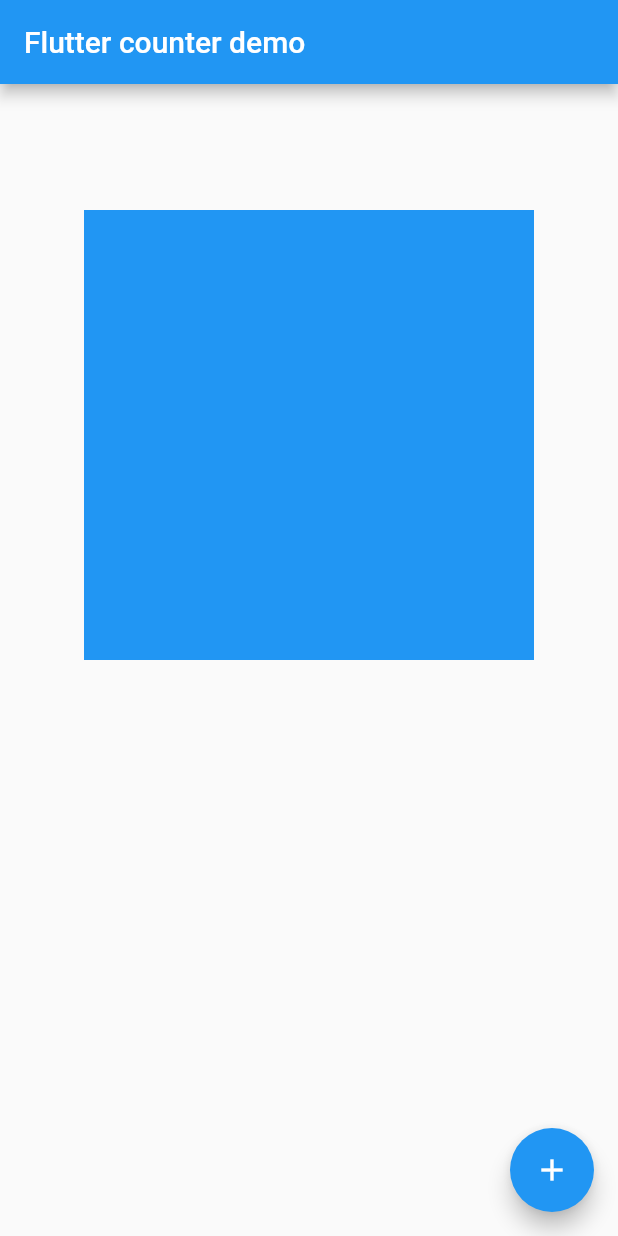
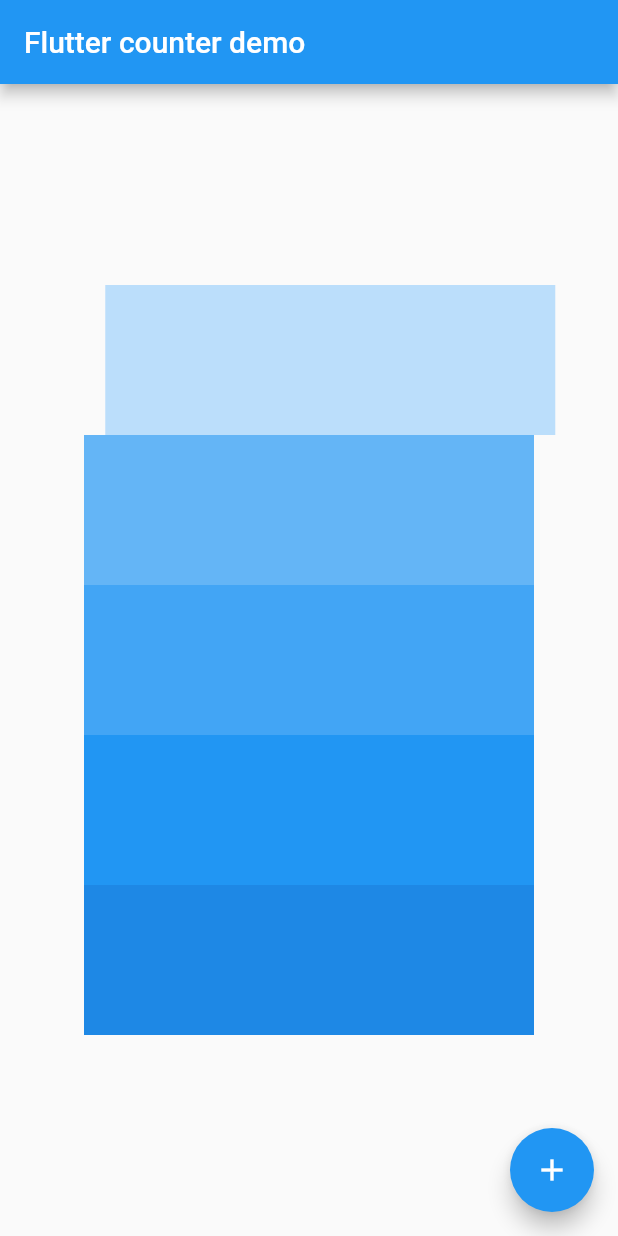
Before and after one commit to cleong98/flutter_animation, a Flutter app: the screen it shows after launch, on a phone screen of 412 x 824 dp. Run offline on Flutter 3.47's test engine with Material 2 defaults, Android fonts, the phone set to English and light mode, and no system bars.

```diff
--- a/lib/main.dart
+++ b/lib/main.dart
@@ -34,7 +34,7 @@ class _MyHomePageState extends State<MyHomePage>
   @override
   void initState() {
     _controller = AnimationController(
-      duration: const Duration(seconds: 3),
+      duration: const Duration(seconds: 4),
       vsync: this,
     )..repeat(reverse: true);
     super.initState();
@@ -57,20 +57,17 @@ class _MyHomePageState extends State<MyHomePage>
         title: Text(widget.title),
       ),
       body: Center(
-        child: SlideTransition(
-            position: Tween(begin: const Offset(0,-0.5), end: const Offset(0, 1))
-                .chain(CurveTween(curve: const Interval(0.8, 1.0)))
-                .animate(_controller),
-          // position: Tween(begin: const Offset(0,-0.5), end: const Offset(0, 1))
-          //     .chain(CurveTween(curve: Curves.elasticInOut))
-          //     .animate(_controller),
-         // scale: _controller.drive(Tween(begin: 0.5, end: 2)),
-         // position: _controller.drive(Tween(begin: const Offset(0, 0), end: const Offset(0, 2))),
-          child: Container(
-            width: 300,
-            height: 300,
-            color: Colors.blue,
-          )
+        child: Column(
+          mainAxisAlignment: MainAxisAlignment.center,
+          children: [
+            for(double i = 1; i <=5 ; i++)
+            SlidingBox(
+              controller: _controller,
+              color: Colors.blue[i == 1 ? 100 : (i * 100 + 100).toInt()],
+              interval: Interval((i - 1) * 0.2, (i - 1) * 0.2 +0.2),
+            ),
+
+          ],
         ),
       ),
       floatingActionButton: FloatingActionButton(
@@ -81,3 +78,31 @@ class _MyHomePageState extends State<MyHomePage>
     );
   }
 }
+
+class SlidingBox extends StatelessWidget {
+  final AnimationController controller;
+  final Color? color;
+  final Interval interval;
+
+  const SlidingBox({
+    Key? key,
+    required this.controller,
+    required this.color,
+    required this.interval,
+  }) : super(key: key);
+
+  @override
+  Widget build(BuildContext context) {
+    return SlideTransition(
+      position: Tween(begin: Offset.zero, end: const Offset(0.1, 0))
+          .chain(CurveTween(curve: Curves.bounceOut))
+          .chain(CurveTween(curve: interval))
+          .animate(controller),
+      child: Container(
+        width: 300,
+        height: 100,
+        color: color,
+      ),
+    );
+  }
+}
```
Also changed, not shown: 1 other file.
